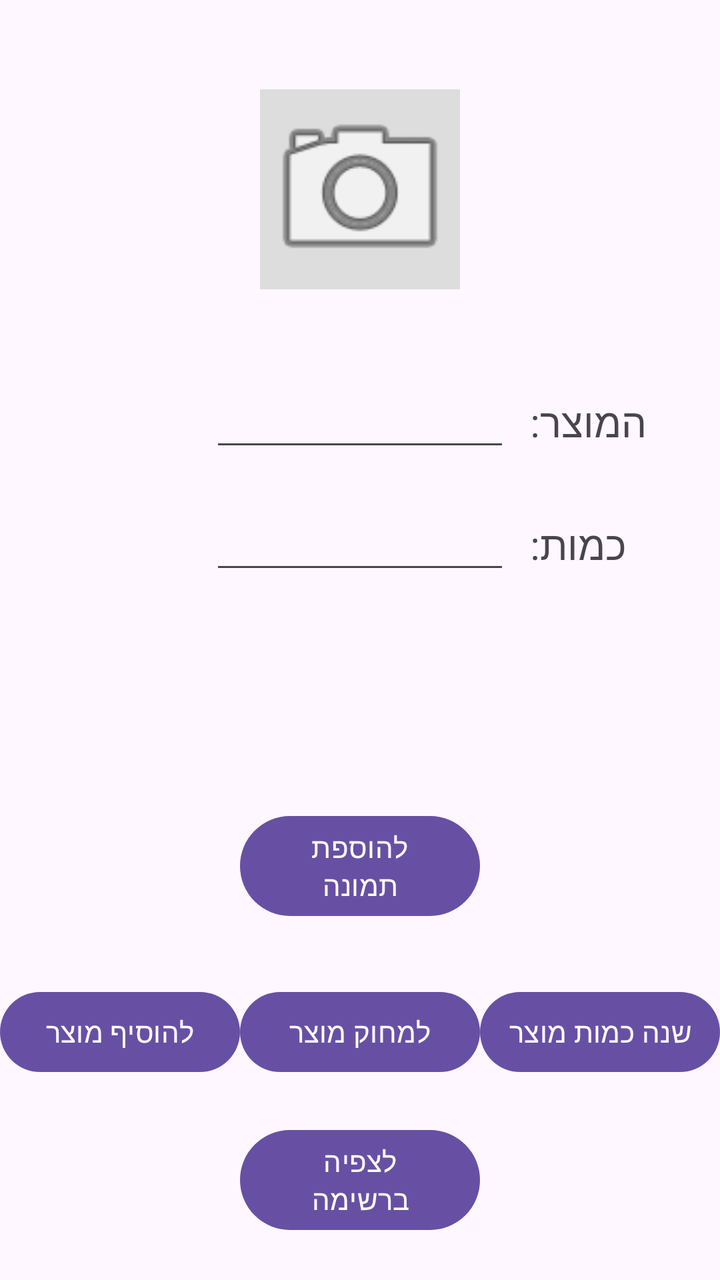
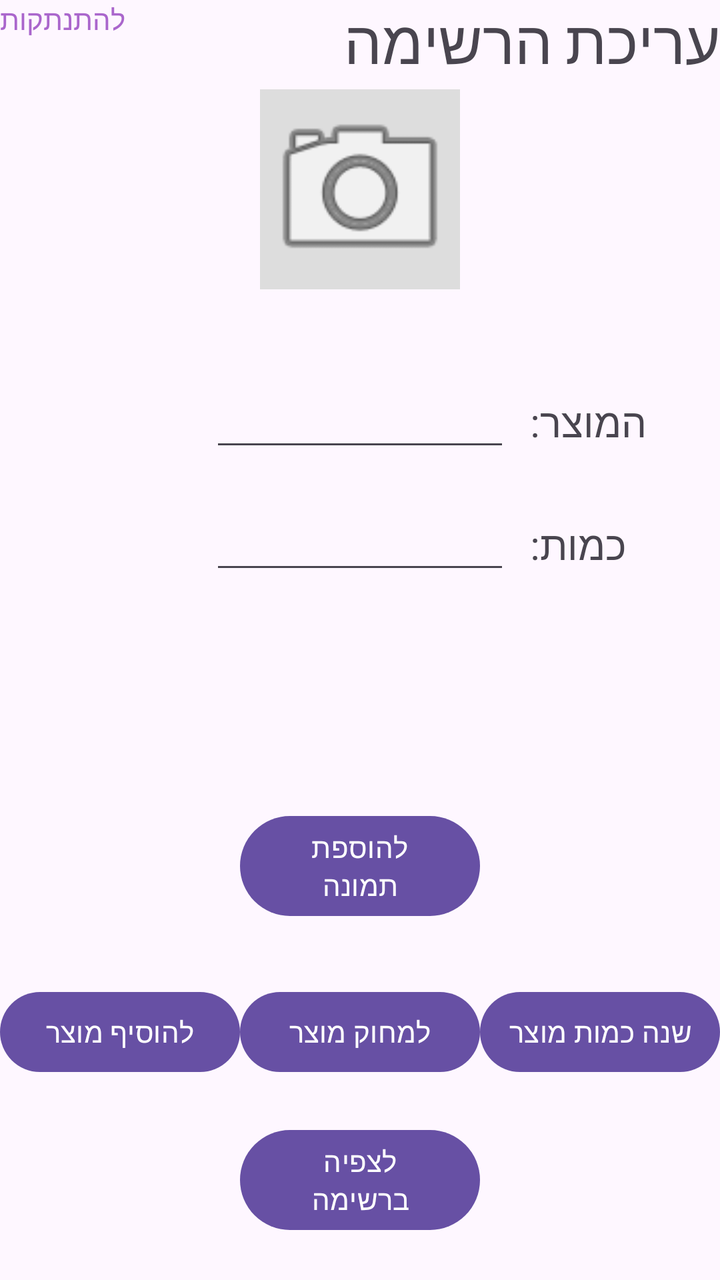

Before-and-after screenshots of an Android layout around one commit, followed by the original layout XML and the change that was made.
<!-- AndroidManifest.xml: application theme Theme.GroceryListApp -->
<!-- res/layout/activity_main.xml -->
<?xml version="1.0" encoding="utf-8"?>
<androidx.constraintlayout.widget.ConstraintLayout xmlns:android="http://schemas.android.com/apk/res/android"
    xmlns:app="http://schemas.android.com/apk/res-auto"
    xmlns:tools="http://schemas.android.com/tools"
    android:id="@+id/main"
    android:layout_width="match_parent"
    android:layout_height="match_parent"
    tools:context=".MainActivity">

    <LinearLayout
        android:id="@+id/imageLayout"
        android:layout_width="wrap_content"
        android:layout_height="wrap_content"
        android:gravity="center"
        android:orientation="vertical"
        android:padding="4dp"
        app:layout_constraintBottom_toTopOf="@+id/etName"
        app:layout_constraintEnd_toEndOf="parent"
        app:layout_constraintStart_toStartOf="parent"
        app:layout_constraintTop_toTopOf="parent">

        <TextView
            android:id="@+id/tvStatus"
            android:layout_width="wrap_content"
            android:layout_height="wrap_content" />

        <ImageView
            android:id="@+id/ivPreview"
            android:layout_width="100dp"
            android:layout_height="100dp"
            android:background="#DDDDDD"
            android:contentDescription="תמונת המוצר"
            android:scaleType="centerCrop"
            android:src="@android:drawable/ic_menu_camera" />

        <TextView
            android:id="@+id/tvStats"
            android:layout_width="wrap_content"
            android:layout_height="wrap_content"
            android:text="" />
    </LinearLayout>

    <EditText
        android:id="@+id/etName"
        android:layout_width="150dp"
        android:layout_height="wrap_content"
        android:layout_marginBottom="20dp"
        app:layout_constraintBottom_toTopOf="@+id/etAmount"
        app:layout_constraintEnd_toEndOf="parent"
        app:layout_constraintStart_toStartOf="parent" />

    <EditText
        android:id="@+id/etAmount"
        android:layout_width="150dp"
        android:layout_height="wrap_content"
        android:layout_marginBottom="200dp"
        android:inputType="number"
        app:layout_constraintBottom_toTopOf="@+id/btnAdd"
        app:layout_constraintEnd_toEndOf="parent"
        app:layout_constraintStart_toStartOf="parent" />

    <TextView
        android:layout_width="wrap_content"
        android:layout_height="wrap_content"
        android:layout_marginStart="10dp"
        android:text="המוצר:"
        android:textSize="20sp"
        app:layout_constraintBaseline_toBaselineOf="@+id/etName"
        app:layout_constraintStart_toEndOf="@+id/etName" />

    <TextView
        android:layout_width="wrap_content"
        android:layout_height="wrap_content"
        android:layout_marginStart="10dp"
        android:text="כמות:"
        android:textSize="20sp"
        app:layout_constraintBaseline_toBaselineOf="@+id/etAmount"
        app:layout_constraintStart_toEndOf="@+id/etAmount" />

    <Button
        android:id="@+id/btnAdd"
        android:layout_width="0dp"
        android:layout_height="wrap_content"
        android:layout_marginBottom="100dp"
        android:padding="0dp"
        android:text="להוסיף מוצר"
        app:layout_constraintBottom_toBottomOf="parent"
        app:layout_constraintEnd_toStartOf="@+id/btnDelete"
        app:layout_constraintHorizontal_weight="1"
        app:layout_constraintStart_toStartOf="parent" />

    <Button
        android:id="@+id/btnDelete"
        android:layout_width="0dp"
        android:layout_height="wrap_content"
        android:layout_marginBottom="100dp"
        android:padding="0dp"
        android:text="למחוק מוצר"
        app:layout_constraintBottom_toBottomOf="parent"
        app:layout_constraintEnd_toStartOf="@+id/btnUpdate"
        app:layout_constraintHorizontal_weight="1"
        app:layout_constraintStart_toEndOf="@+id/btnAdd" />

    <Button
        android:id="@+id/btnUpdate"
        android:layout_width="0dp"
        android:layout_height="wrap_content"
        android:layout_marginBottom="100dp"
        android:padding="0dp"
        android:text="שנה כמות מוצר"
        app:layout_constraintBottom_toBottomOf="parent"
        app:layout_constraintEnd_toEndOf="parent"
        app:layout_constraintHorizontal_weight="1"
        app:layout_constraintStart_toEndOf="@+id/btnDelete" />

    <Button
        android:id="@+id/btnAddImg"
        android:layout_width="0dp"
        android:layout_height="wrap_content"
        android:layout_marginBottom="30dp"
        android:text="להוספת תמונה"
        app:layout_constraintBottom_toTopOf="@+id/btnDelete"
        app:layout_constraintEnd_toEndOf="@+id/btnDelete"
        app:layout_constraintStart_toEndOf="@+id/btnAdd" />

    <Button
        android:id="@+id/btnViewDB"
        android:layout_width="0dp"
        android:layout_height="wrap_content"
        android:text="לצפיה ברשימה"
        app:layout_constraintBottom_toBottomOf="parent"
        app:layout_constraintEnd_toEndOf="@+id/btnDelete"
        app:layout_constraintStart_toEndOf="@+id/btnAdd"
        app:layout_constraintTop_toBottomOf="@+id/btnDelete" />

</androidx.constraintlayout.widget.ConstraintLayout>
<!-- resources referenced by this layout -->
<resources>
  <style name="Theme.GroceryListApp" parent="Base.Theme.GroceryListApp" />
  <style name="Base.Theme.GroceryListApp" parent="Theme.Material3.DayNight.NoActionBar">
          
          
      </style>
</resources>

<!-- the commit's change to res/layout/activity_main.xml (unified diff, before → after) -->
@@ -6,6 +6,24 @@
     android:layout_width="match_parent"
     android:layout_height="match_parent"
     tools:context=".MainActivity">
+
+    <TextView
+        android:layout_width="200dp"
+        android:layout_height="wrap_content"
+        android:text="עריכת הרשימה"
+        android:textSize="30dp"
+        app:layout_constraintEnd_toEndOf="parent"
+        app:layout_constraintTop_toTopOf="parent" />
+
+    <TextView
+        android:layout_width="wrap_content"
+        android:layout_height="wrap_content"
+        android:text="להתנתקות"
+        app:layout_constraintStart_toStartOf="parent"
+        app:layout_constraintTop_toTopOf="parent"
+        android:id="@+id/tvLogOut"
+        android:textColor="@android:color/holo_purple"
+        />
 
     <LinearLayout
         android:id="@+id/imageLayout"
@@ -18,6 +36,8 @@
         app:layout_constraintEnd_toEndOf="parent"
         app:layout_constraintStart_toStartOf="parent"
         app:layout_constraintTop_toTopOf="parent">
+
+
 
         <TextView
             android:id="@+id/tvStatus"
